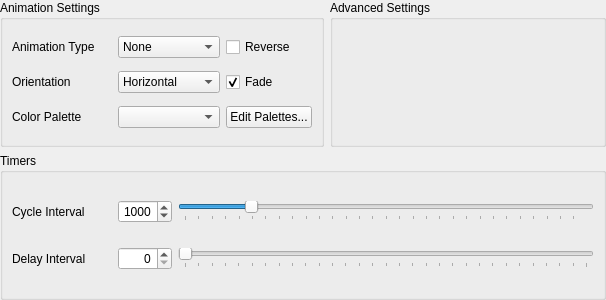
This is src/widget/animationcontrolwidget.ui in 8bitbuddhist/PixelMaestro-Studio as Qt 5 draws it before an edit. The edited form follows.
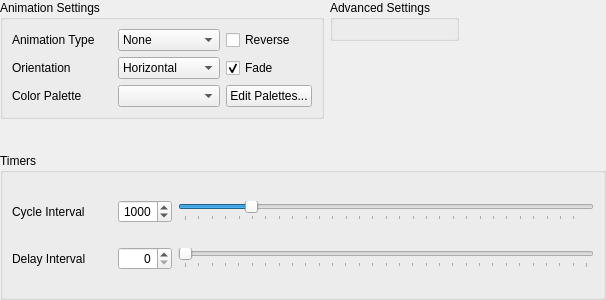
This is the edited form.

Diff of the .ui file:
```diff
--- a/src/widget/animationcontrolwidget.ui
+++ b/src/widget/animationcontrolwidget.ui
@@ -32,7 +32,7 @@
    <property name="bottomMargin">
     <number>0</number>
    </property>
-   <item row="0" column="0">
+   <item row="0" column="0" alignment="Qt::AlignTop">
     <widget class="QGroupBox" name="baseSettingsGroupBox">
      <property name="sizePolicy">
       <sizepolicy hsizetype="Preferred" vsizetype="Preferred">
@@ -213,7 +213,7 @@
      </layout>
     </widget>
    </item>
-   <item row="0" column="1">
+   <item row="0" column="1" alignment="Qt::AlignLeft|Qt::AlignTop">
     <widget class="QGroupBox" name="advancedSettingsGroupBox">
      <property name="title">
       <string>Advanced Settings</string>
```
